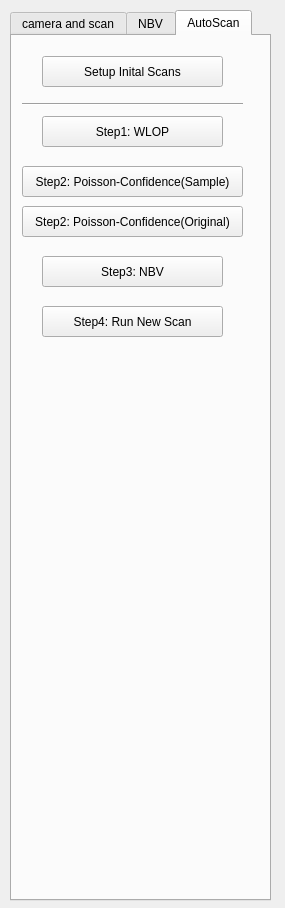
The window that Point Cloud/UI/camera_para.ui (sunwaylive/quality-driven-poisson-guided-autoscanning) describes before a commit, drawn with Qt 5.
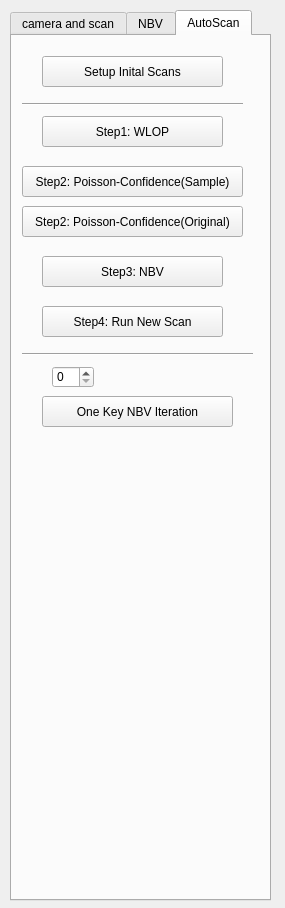
The same window after the commit. The open tabs and pages were chosen to show the change.

Commit message: *added one key nbv iteration

The edit to the form file:
```diff
--- a/Point Cloud/UI/camera_para.ui
+++ b/Point Cloud/UI/camera_para.ui
@@ -927,6 +927,42 @@
       <string>Step2: Poisson-Confidence(Original)</string>
      </property>
     </widget>
+    <widget class="Line" name="line_5">
+     <property name="geometry">
+      <rect>
+       <x>10</x>
+       <y>310</y>
+       <width>231</width>
+       <height>16</height>
+      </rect>
+     </property>
+     <property name="orientation">
+      <enum>Qt::Horizontal</enum>
+     </property>
+    </widget>
+    <widget class="QPushButton" name="pushButton_one_key_nbv_iteration">
+     <property name="geometry">
+      <rect>
+       <x>30</x>
+       <y>360</y>
+       <width>191</width>
+       <height>31</height>
+      </rect>
+     </property>
+     <property name="text">
+      <string>One Key NBV Iteration</string>
+     </property>
+    </widget>
+    <widget class="QSpinBox" name="spinBox_nbv_iteration_count">
+     <property name="geometry">
+      <rect>
+       <x>40</x>
+       <y>330</y>
+       <width>42</width>
+       <height>22</height>
+      </rect>
+     </property>
+    </widget>
    </widget>
   </widget>
  </widget>
```
Left out of the diff: 2 changed lines with no effect on the pictures. The commit also changes 9 other files.
